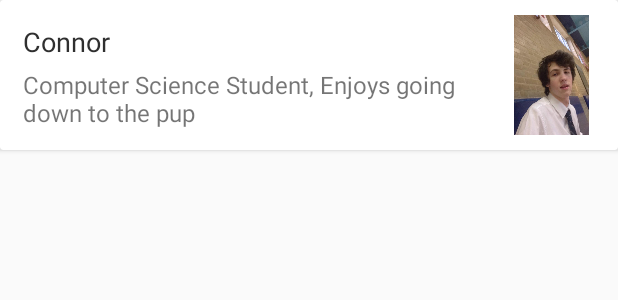
After one commit to Boi1da/UNILocatortestedition, an Android app: the layout card_location.xml on its own in the app's theme, with its tools: preview values and no code run, on a phone screen of 412 x 824 dp. The commit adds this screen. Shown: the top 300 px of the screen. Run offline under Robolectric (Android 15) with nearby library versions, the phone set to English and light mode, and no system bars.

Commit message:
Added Card at bottom of screen

```diff
--- a/app/build.gradle
+++ b/app/build.gradle
@@ -26,7 +26,8 @@ dependencies {
     })
 
     compile 'com.android.support:appcompat-v7:23.4.0'
-    compile 'com.google.android.gms:play-services:9.0.0'
+    compile 'com.google.android.gms:play-services:10.0.1'
     compile 'com.android.support:support-v4:23.4.0'
     compile 'com.android.support:cardview-v7:23.4.0'
+    compile 'com.android.support:recyclerview-v7:23.4.0'
 }
--- /dev/null
+++ b/app/src/main/res/layout/card_location.xml
@@ -0,0 +1,46 @@
+<?xml version="1.0" encoding="utf-8"?>
+<android.support.v7.widget.CardView
+ xmlns:android="http://schemas.android.com/apk/res/android"
+    android:layout_width="match_parent"
+    android:layout_height="wrap_content">
+
+    <LinearLayout
+            android:layout_width="match_parent"
+            android:layout_height="100dp"
+            android:orientation="horizontal"
+            android:gravity="center_vertical"
+        android:weightSum="3">
+        <LinearLayout
+            android:layout_width="274dp"
+            android:layout_height="match_parent"
+            android:orientation="vertical"
+            android:layout_margin="15dp"
+            android:weightSum="3"
+            android:layout_weight="2">
+            <TextView
+                android:id="@+id/user_title"
+                android:layout_width="match_parent"
+                android:layout_height="wrap_content"
+                android:text="Connor"
+                android:textColor="#2f2f2f"
+                android:textSize="18dp"/>
+
+            <TextView
+                android:id="@+id/user_description"
+                android:layout_width="match_parent"
+                android:layout_height="wrap_content"
+                android:text="Computer Science Student, Enjoys going down to the pup"
+                android:textSize="16dp"
+                android:paddingTop="5dp"/>
+        </LinearLayout>
+        <ImageView
+            android:id="@+id/user_image"
+            android:layout_width="50dp"
+            android:layout_height="80dp"
+            android:src="@drawable/connor"
+            android:adjustViewBounds="true"
+            android:scaleType="centerCrop"
+            android:layout_weight="0" />
+</LinearLayout>
+
+    </android.support.v7.widget.CardView>
--- a/app/src/main/res/values/strings.xml
+++ b/app/src/main/res/values/strings.xml
@@ -3,4 +3,7 @@
     <string name="title_activity_maps">Map</string>
 
     <string name="campus_hint">Please enter a campus building</string>
+
+    <!-- TODO: Remove or change this placeholder text -->
+    <string name="hello_blank_fragment">Hello blank fragment</string>
 </resources>
```
Also changed, not shown: app/src/main/java/com/example/armani/unilocator/adapters/LocationsAdapter.java (added, +56 -0 lines), app/src/main/java/com/example/armani/unilocator/fragments/LocationsListFragment.java (added, +58 -0 lines), app/src/main/java/com/example/armani/unilocator/fragments/MainFragment.java (+23 -2 lines), app/src/main/java/com/example/armani/unilocator/holders/LocationViewHolder.java (added, +40 -0 lines), app/src/main/java/com/example/armani/unilocator/model/Unilocator.java (+7 -0 lines), app/src/main/res/layout/content_locations_recycler.xml (added, +10 -0 lines), app/src/main/res/layout/fragment_locations_list.xml (added, +8 -0 lines), app/src/main/res/layout/fragment_main.xml (+7 -4 lines), app/src/main/res/drawable-hdpi/connor.jpg (added), app/src/main/res/drawable-xhdpi/connor.jpg (added), app/src/main/res/drawable-xxhdpi/connor.jpg (added).
